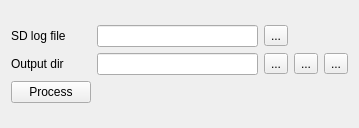
First picture: the form in sw/supervision/python/ui/ui_log_widget.ui, repository paparazzi/paparazzi, before the edit.
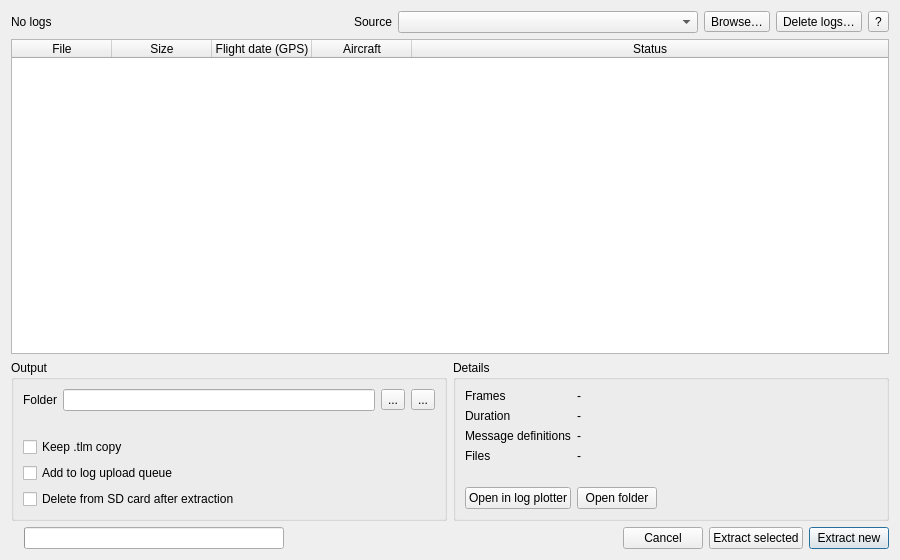
Second picture: the form after the edit. Icons and pictures are not drawn.

```diff
--- a/sw/supervision/python/ui/ui_log_widget.ui
+++ b/sw/supervision/python/ui/ui_log_widget.ui
@@ -6,8 +6,8 @@
    <rect>
     <x>0</x>
     <y>0</y>
-    <width>359</width>
-    <height>128</height>
+    <width>900</width>
+    <height>560</height>
    </rect>
   </property>
   <property name="windowTitle">
@@ -15,21 +15,31 @@
   </property>
   <layout class="QVBoxLayout" name="verticalLayout">
    <item>
-    <layout class="QGridLayout" name="gridLayout">
-     <item row="0" column="0">
-      <widget class="QLabel" name="label">
+    <layout class="QHBoxLayout" name="source_layout">
+     <item>
+      <widget class="QLabel" name="count_label">
        <property name="text">
-        <string>SD log file</string>
+        <string>No logs</string>
        </property>
       </widget>
      </item>
-     <item row="0" column="2">
-      <widget class="QToolButton" name="input_button">
-       <property name="toolTip">
-        <string>Select SD LOG file</string>
+     <item>
+      <spacer name="source_spacer">
+       <property name="orientation">
+        <enum>Qt::Horizontal</enum>
        </property>
+       <property name="sizeHint" stdset="0">
+        <size>
+         <width>20</width>
+         <height>10</height>
+        </size>
+       </property>
+      </spacer>
+     </item>
+     <item>
+      <widget class="QLabel" name="source_label">
        <property name="text">
-        <string>...</string>
+        <string>Source</string>
        </property>
        <property name="icon">
         <iconset resource="resources.qrc">
@@ -37,54 +47,60 @@
        </property>
       </widget>
      </item>
-     <item row="1" column="2">
-      <widget class="QToolButton" name="output_button">
+     <item>
+      <widget class="QComboBox" name="source_combo">
+       <property name="minimumSize">
+        <size>
+         <width>300</width>
+         <height>0</height>
+        </size>
+       </property>
        <property name="toolTip">
         <string>Select output directory</string>
        </property>
+      </widget>
+     </item>
+     <item>
+      <widget class="QToolButton" name="browse_button">
+       <property name="toolTip">
+        <string>Read the logs from a folder</string>
+       </property>
        <property name="text">
-        <string>...</string>
+        <string>Browse…</string>
        </property>
        <property name="icon">
         <iconset resource="resources.qrc">
          <normaloff>:/icons/icons/open.png</normaloff>:/icons/icons/open.png</iconset>
        </property>
-      </widget>
-     </item>
-     <item row="1" column="0">
-      <widget class="QLabel" name="label_2">
-       <property name="text">
-        <string>Output dir</string>
+       <property name="toolButtonStyle">
+        <enum>Qt::ToolButtonTextBesideIcon</enum>
        </property>
       </widget>
      </item>
-     <item row="1" column="1">
-      <widget class="QLineEdit" name="output_edit"/>
-     </item>
-     <item row="0" column="1">
-      <widget class="QLineEdit" name="input_edit"/>
-     </item>
-     <item row="1" column="3">
-      <widget class="QToolButton" name="reset_output_button">
+     <item>
+      <widget class="QToolButton" name="delete_button">
        <property name="toolTip">
         <string>reset to default</string>
        </property>
        <property name="text">
-        <string>...</string>
+        <string>Delete logs…</string>
        </property>
        <property name="icon">
         <iconset resource="resources.qrc">
          <normaloff>:/icons/icons/undo.png</normaloff>:/icons/icons/undo.png</iconset>
        </property>
+       <property name="toolButtonStyle">
+        <enum>Qt::ToolButtonTextBesideIcon</enum>
+       </property>
       </widget>
      </item>
-     <item row="1" column="4">
+     <item>
       <widget class="QToolButton" name="help_button">
        <property name="toolTip">
         <string>help</string>
        </property>
        <property name="text">
-        <string>...</string>
+        <string>?</string>
        </property>
        <property name="icon">
         <iconset resource="resources.qrc">
@@ -92,17 +108,334 @@
        </property>
       </widget>
      </item>
-     <item row="2" column="1">
+    </layout>
+   </item>
+   <item>
+    <widget class="QTableWidget" name="log_table">
+     <property name="editTriggers">
+      <set>QAbstractItemView::NoEditTriggers</set>
+     </property>
+     <property name="selectionMode">
+      <enum>QAbstractItemView::SingleSelection</enum>
+     </property>
+     <property name="selectionBehavior">
+      <enum>QAbstractItemView::SelectRows</enum>
+     </property>
+     <property name="verticalScrollMode">
+      <enum>QAbstractItemView::ScrollPerPixel</enum>
+     </property>
+     <attribute name="horizontalHeaderStretchLastSection">
+      <bool>true</bool>
+     </attribute>
+     <attribute name="verticalHeaderVisible">
+      <bool>false</bool>
+     </attribute>
+     <column>
+      <property name="text">
+       <string>File</string>
+      </property>
+     </column>
+     <column>
+      <property name="text">
+       <string>Size</string>
+      </property>
+     </column>
+     <column>
+      <property name="text">
+       <string>Flight date (GPS)</string>
+      </property>
+     </column>
+     <column>
+      <property name="text">
+       <string>Aircraft</string>
+      </property>
+     </column>
+     <column>
+      <property name="text">
+       <string>Status</string>
+      </property>
+     </column>
+    </widget>
+   </item>
+   <item>
+    <layout class="QHBoxLayout" name="panels_layout">
+     <item>
+      <widget class="QGroupBox" name="output_box">
+       <property name="title">
+        <string>Output</string>
+       </property>
+       <layout class="QVBoxLayout" name="output_layout">
+        <item>
+         <layout class="QHBoxLayout" name="folder_layout">
+          <item>
+           <widget class="QLabel" name="output_label">
+            <property name="text">
+             <string>Folder</string>
+            </property>
+            <property name="buddy">
+             <cstring>output_edit</cstring>
+            </property>
+           </widget>
+          </item>
+          <item>
+           <widget class="QLineEdit" name="output_edit">
+            <property name="toolTip">
+             <string>Output folder, with $YY $MM $DD $hh $mm $ss (flight date), $AIRCRAFT and $AC_ID</string>
+            </property>
+           </widget>
+          </item>
+          <item>
+           <widget class="QToolButton" name="output_button">
+            <property name="toolTip">
+             <string>Select the output folder</string>
+            </property>
+            <property name="text">
+             <string>...</string>
+            </property>
+            <property name="icon">
+             <iconset resource="resources.qrc">
+              <normaloff>:/icons/icons/open.png</normaloff>:/icons/icons/open.png</iconset>
+            </property>
+           </widget>
+          </item>
+          <item>
+           <widget class="QToolButton" name="reset_output_button">
+            <property name="toolTip">
+             <string>Reset to the default folder</string>
+            </property>
+            <property name="text">
+             <string>...</string>
+            </property>
+            <property name="icon">
+             <iconset resource="resources.qrc">
+              <normaloff>:/icons/icons/undo.png</normaloff>:/icons/icons/undo.png</iconset>
+            </property>
+           </widget>
+          </item>
+         </layout>
+        </item>
+        <item>
+         <widget class="QLabel" name="preview_label">
+          <property name="text">
+           <string/>
+          </property>
+          <property name="wordWrap">
+           <bool>true</bool>
+          </property>
+         </widget>
+        </item>
+        <item>
+         <widget class="QCheckBox" name="tlm_check">
+          <property name="toolTip">
+           <string>Also keep a copy of the raw SD log (.tlm) next to the .data and .log files</string>
+          </property>
+          <property name="text">
+           <string>Keep .tlm copy</string>
+          </property>
+         </widget>
+        </item>
+        <item>
+         <widget class="QCheckBox" name="upload_check">
+          <property name="toolTip">
+           <string>Give the extracted logs to the log uploader (Log upload tab)</string>
+          </property>
+          <property name="text">
+           <string>Add to log upload queue</string>
+          </property>
+         </widget>
+        </item>
+        <item>
+         <widget class="QCheckBox" name="delete_after_check">
+          <property name="toolTip">
+           <string>Delete the log from the SD card once it is extracted without errors, when it was decoded with its build configuration or a .tlm copy is kept</string>
+          </property>
+          <property name="text">
+           <string>Delete from SD card after extraction</string>
+          </property>
+         </widget>
+        </item>
+       </layout>
+      </widget>
+     </item>
+     <item>
+      <widget class="QGroupBox" name="details_box">
+       <property name="title">
+        <string>Details</string>
+       </property>
+       <layout class="QVBoxLayout" name="details_layout">
+        <item>
+         <layout class="QFormLayout" name="details_form">
+          <item row="0" column="0">
+           <widget class="QLabel" name="frames_title">
+            <property name="text">
+             <string>Frames</string>
+            </property>
+           </widget>
+          </item>
+          <item row="0" column="1">
+           <widget class="QLabel" name="frames_label">
+            <property name="text">
+             <string>-</string>
+            </property>
+            <property name="wordWrap">
+             <bool>true</bool>
+            </property>
+           </widget>
+          </item>
+          <item row="1" column="0">
+           <widget class="QLabel" name="duration_title">
+            <property name="text">
+             <string>Duration</string>
+            </property>
+           </widget>
+          </item>
+          <item row="1" column="1">
+           <widget class="QLabel" name="duration_label">
+            <property name="text">
+             <string>-</string>
+            </property>
+           </widget>
+          </item>
+          <item row="2" column="0">
+           <widget class="QLabel" name="definitions_title">
+            <property name="text">
+             <string>Message definitions</string>
+            </property>
+           </widget>
+          </item>
+          <item row="2" column="1">
+           <widget class="QLabel" name="definitions_label">
+            <property name="text">
+             <string>-</string>
+            </property>
+            <property name="wordWrap">
+             <bool>true</bool>
+            </property>
+           </widget>
+          </item>
+          <item row="3" column="0">
+           <widget class="QLabel" name="files_title">
+            <property name="text">
+             <string>Files</string>
+            </property>
+           </widget>
+          </item>
+          <item row="3" column="1">
+           <widget class="QLabel" name="files_label">
+            <property name="text">
+             <string>-</string>
+            </property>
+            <property name="wordWrap">
+             <bool>true</bool>
+            </property>
+            <property name="textInteractionFlags">
+             <set>Qt::TextSelectableByMouse</set>
+            </property>
+           </widget>
+          </item>
+         </layout>
+        </item>
+        <item>
+         <layout class="QHBoxLayout" name="open_layout">
+          <item>
+           <widget class="QPushButton" name="plotter_button">
+            <property name="text">
+             <string>Open in log plotter</string>
+            </property>
+           </widget>
+          </item>
+          <item>
+           <widget class="QPushButton" name="folder_button">
+            <property name="text">
+             <string>Open folder</string>
+            </property>
+           </widget>
+          </item>
+          <item>
+           <spacer name="open_spacer">
+            <property name="orientation">
+             <enum>Qt::Horizontal</enum>
+            </property>
+            <property name="sizeHint" stdset="0">
+             <size>
+              <width>20</width>
+              <height>10</height>
+             </size>
+            </property>
+           </spacer>
+          </item>
+         </layout>
+        </item>
+       </layout>
+      </widget>
+     </item>
+    </layout>
+   </item>
+   <item>
+    <layout class="QHBoxLayout" name="run_layout">
+     <item>
       <widget class="QLabel" name="status_label">
        <property name="text">
         <string/>
        </property>
       </widget>
      </item>
-     <item row="2" column="0">
-      <widget class="QPushButton" name="process_button">
+     <item>
+      <widget class="QProgressBar" name="progress_bar">
+       <property name="maximumSize">
+        <size>
+         <width>260</width>
+         <height>16777215</height>
+        </size>
+       </property>
+       <property name="textVisible">
+        <bool>false</bool>
+       </property>
+      </widget>
+     </item>
+     <item>
+      <spacer name="run_spacer">
+       <property name="orientation">
+        <enum>Qt::Horizontal</enum>
+       </property>
+       <property name="sizeHint" stdset="0">
+        <size>
+         <width>20</width>
+         <height>10</height>
+        </size>
+       </property>
+      </spacer>
+     </item>
+     <item>
+      <widget class="QPushButton" name="cancel_button">
+       <property name="toolTip">
+        <string>Stop after the log being extracted now</string>
+       </property>
        <property name="text">
-        <string>Process</string>
+        <string>Cancel</string>
+       </property>
+      </widget>
+     </item>
+     <item>
+      <widget class="QPushButton" name="extract_selected_button">
+       <property name="toolTip">
+        <string>Extract the ticked logs</string>
+       </property>
+       <property name="text">
+        <string>Extract selected</string>
+       </property>
+      </widget>
+     </item>
+     <item>
+      <widget class="QPushButton" name="extract_new_button">
+       <property name="toolTip">
+        <string>Extract all logs which were not extracted before</string>
+       </property>
+       <property name="text">
+        <string>Extract new</string>
+       </property>
+       <property name="default">
+        <bool>true</bool>
        </property>
       </widget>
      </item>
```
Left out of the diff: 15 changed lines with no effect on the pictures.
